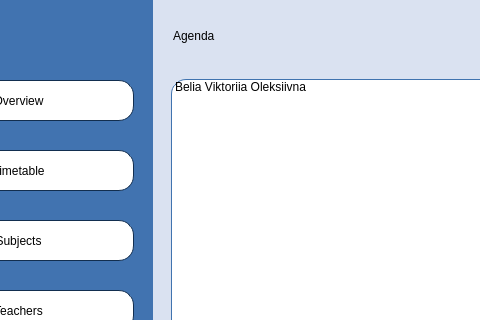
Qt form Planner/agendamain.ui (BeliaViktoria/Planner) before a commit; both pictures show x 117 to 597 and y 0 to 320 of the 1000 by 650 pixel window.
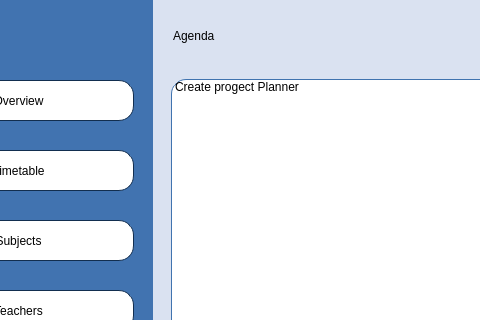
The same form after that commit.

Commit message: Agenda adding window

Patch:
```diff
--- a/Planner/agendamain.ui
+++ b/Planner/agendamain.ui
@@ -225,7 +225,7 @@
     </property>
     <item>
      <property name="text">
-      <string>Belia Viktoriia Oleksiivna</string>
+      <string>Create progect Planner</string>
      </property>
     </item>
    </widget>
```
The commit also changes 5 other files.
